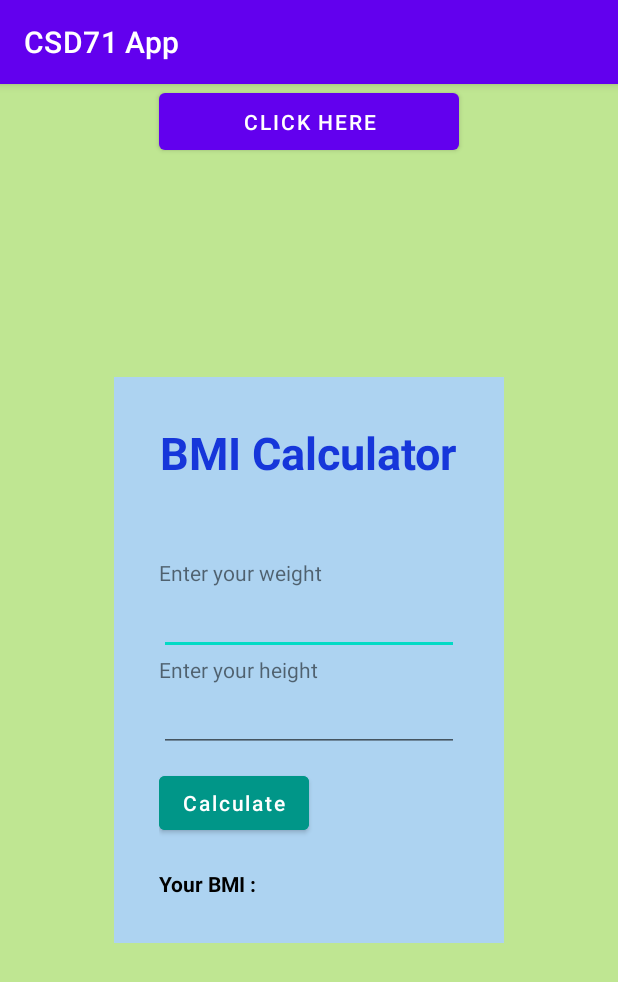
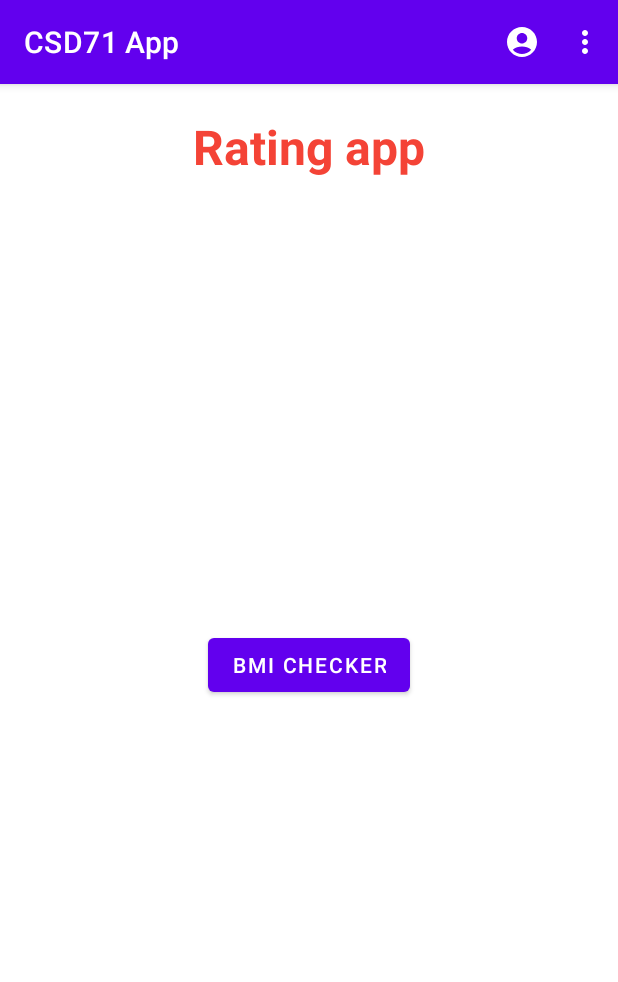
Before and after one commit to sahanyugantha/csd71-androidapp, an Android app: the screen it shows after launch (MainActivity before the commit, HomeActivity after it), on a phone screen of 412 x 824 dp. Shown: the top 982 px of the screen. Run offline under Robolectric (Android 15) with nearby library versions, the phone set to English and light mode, and no system bars.

Commit message:
new update 26 june

```diff
--- /dev/null
+++ b/app/src/main/java/com/sahan/csd71app/HomeActivity.java
@@ -0,0 +1,55 @@
+package com.sahan.csd71app;
+
+import androidx.annotation.NonNull;
+import androidx.appcompat.app.AppCompatActivity;
+
+import android.content.Intent;
+import android.os.Bundle;
+import android.view.Menu;
+import android.view.MenuItem;
+import android.view.View;
+import android.widget.Button;
+import android.widget.Toast;
+
+public class HomeActivity extends AppCompatActivity {
+
+    @Override
+    protected void onCreate(Bundle savedInstanceState) {
+        super.onCreate(savedInstanceState);
+        setContentView(R.layout.activity_home);
+
+        Button btnBmiChecker = (Button) findViewById(R.id.btnOpenBmiChecker);
+        btnBmiChecker.setOnClickListener(new View.OnClickListener() {
+            @Override
+            public void onClick(View view) {
+                Intent intent = new Intent(getApplicationContext(), MainActivity.class);
+                startActivity(intent);
+            }
+        });
+    }
+
+    @Override
+    public boolean onCreateOptionsMenu(Menu menu) {
+        MenuItem settings_item = menu.add("About");
+        getMenuInflater().inflate(R.menu.main_menu, menu);
+
+        return super.onCreateOptionsMenu(menu);
+    }
+
+    @Override
+    public boolean onOptionsItemSelected(@NonNull MenuItem item) {
+
+        int id = item.getItemId();
+
+        switch (id){
+            case R.id.menuProfile:
+                Toast.makeText(getApplicationContext(), "Profile will be visible", Toast.LENGTH_SHORT).show();
+                break;
+            case R.id.menuSettings:
+                Toast.makeText(getApplicationContext(), "Settings...", Toast.LENGTH_SHORT).show();
+                break;
+        }
+
+        return super.onOptionsItemSelected(item);
+    }
+}
--- /dev/null
+++ b/app/src/main/res/drawable/ic_baseline_account_circle_24.xml
@@ -0,0 +1,5 @@
+<vector android:height="24dp" android:tint="#FFFFFF"
+    android:viewportHeight="24" android:viewportWidth="24"
+    android:width="24dp" xmlns:android="http://schemas.android.com/apk/res/android">
+    <path android:fillColor="@android:color/white" android:pathData="M12,2C6.48,2 2,6.48 2,12s4.48,10 10,10s10,-4.48 10,-10S17.52,2 12,2zM12,6c1.93,0 3.5,1.57 3.5,3.5S13.93,13 12,13s-3.5,-1.57 -3.5,-3.5S10.07,6 12,6zM12,20c-2.03,0 -4.43,-0.82 -6.14,-2.88C7.55,15.8 9.68,15 12,15s4.45,0.8 6.14,2.12C16.43,19.18 14.03,20 12,20z"/>
+</vector>
--- /dev/null
+++ b/app/src/main/res/drawable/ic_baseline_bookmark_24.xml
@@ -0,0 +1,5 @@
+<vector android:height="24dp" android:tint="#FFFFFF"
+    android:viewportHeight="24" android:viewportWidth="24"
+    android:width="24dp" xmlns:android="http://schemas.android.com/apk/res/android">
+    <path android:fillColor="@android:color/white" android:pathData="M17,3H7c-1.1,0 -1.99,0.9 -1.99,2L5,21l7,-3 7,3V5c0,-1.1 -0.9,-2 -2,-2z"/>
+</vector>
--- /dev/null
+++ b/app/src/main/res/drawable/ic_baseline_movie_filter_24.xml
@@ -0,0 +1,5 @@
+<vector android:height="24dp" android:tint="#FFFFFF"
+    android:viewportHeight="24" android:viewportWidth="24"
+    android:width="24dp" xmlns:android="http://schemas.android.com/apk/res/android">
+    <path android:fillColor="@android:color/white" android:pathData="M18,4l2,3h-3l-2,-3h-2l2,3h-3l-2,-3L8,4l2,3L7,7L5,4L4,4c-1.1,0 -1.99,0.9 -1.99,2L2,18c0,1.1 0.9,2 2,2h16c1.1,0 2,-0.9 2,-2L22,4h-4zM11.25,15.25L10,18l-1.25,-2.75L6,14l2.75,-1.25L10,10l1.25,2.75L14,14l-2.75,1.25zM16.94,11.94L16,14l-0.94,-2.06L13,11l2.06,-0.94L16,8l0.94,2.06L19,11l-2.06,0.94z"/>
+</vector>
--- /dev/null
+++ b/app/src/main/res/drawable/ic_baseline_settings_24.xml
@@ -0,0 +1,5 @@
+<vector android:height="24dp" android:tint="#FFFFFF"
+    android:viewportHeight="24" android:viewportWidth="24"
+    android:width="24dp" xmlns:android="http://schemas.android.com/apk/res/android">
+    <path android:fillColor="@android:color/white" android:pathData="M19.14,12.94c0.04,-0.3 0.06,-0.61 0.06,-0.94c0,-0.32 -0.02,-0.64 -0.07,-0.94l2.03,-1.58c0.18,-0.14 0.23,-0.41 0.12,-0.61l-1.92,-3.32c-0.12,-0.22 -0.37,-0.29 -0.59,-0.22l-2.39,0.96c-0.5,-0.38 -1.03,-0.7 -1.62,-0.94L14.4,2.81c-0.04,-0.24 -0.24,-0.41 -0.48,-0.41h-3.84c-0.24,0 -0.43,0.17 -0.47,0.41L9.25,5.35C8.66,5.59 8.12,5.92 7.63,6.29L5.24,5.33c-0.22,-0.08 -0.47,0 -0.59,0.22L2.74,8.87C2.62,9.08 2.66,9.34 2.86,9.48l2.03,1.58C4.84,11.36 4.8,11.69 4.8,12s0.02,0.64 0.07,0.94l-2.03,1.58c-0.18,0.14 -0.23,0.41 -0.12,0.61l1.92,3.32c0.12,0.22 0.37,0.29 0.59,0.22l2.39,-0.96c0.5,0.38 1.03,0.7 1.62,0.94l0.36,2.54c0.05,0.24 0.24,0.41 0.48,0.41h3.84c0.24,0 0.44,-0.17 0.47,-0.41l0.36,-2.54c0.59,-0.24 1.13,-0.56 1.62,-0.94l2.39,0.96c0.22,0.08 0.47,0 0.59,-0.22l1.92,-3.32c0.12,-0.22 0.07,-0.47 -0.12,-0.61L19.14,12.94zM12,15.6c-1.98,0 -3.6,-1.62 -3.6,-3.6s1.62,-3.6 3.6,-3.6s3.6,1.62 3.6,3.6S13.98,15.6 12,15.6z"/>
+</vector>
--- /dev/null
+++ b/app/src/main/res/layout/activity_home.xml
@@ -0,0 +1,35 @@
+<?xml version="1.0" encoding="utf-8"?>
+<FrameLayout xmlns:android="http://schemas.android.com/apk/res/android"
+    xmlns:app="http://schemas.android.com/apk/res-auto"
+    xmlns:tools="http://schemas.android.com/tools"
+    android:layout_width="match_parent"
+    android:layout_height="match_parent"
+    tools:context=".HomeActivity">
+
+    <LinearLayout
+        android:layout_width="wrap_content"
+        android:layout_height="wrap_content"
+        android:orientation="vertical"
+        android:layout_gravity="center_horizontal"
+        android:layout_marginTop="20dp">
+
+        <TextView
+            android:layout_width="wrap_content"
+            android:layout_height="wrap_content"
+            android:text="Rating app"
+            android:textAlignment="center"
+            android:textColor="#F44336"
+            android:textSize="32sp"
+            android:textStyle="bold"/>
+
+        <Button
+            android:id="@+id/btnOpenBmiChecker"
+            android:layout_width="wrap_content"
+            android:layout_height="wrap_content"
+            android:layout_marginTop="300dp"
+            android:layout_gravity="center_horizontal"
+            android:text="BMI Checker"/>
+
+    </LinearLayout>
+
+</FrameLayout>
--- a/app/src/main/res/layout/activity_main.xml
+++ b/app/src/main/res/layout/activity_main.xml
@@ -42,6 +42,7 @@
             android:id="@+id/etWeight"
             android:layout_width="200dp"
             android:layout_height="wrap_content"
+            android:hint="Enter weight in kilogram"
             android:layout_gravity="center_horizontal"
             android:inputType="numberDecimal"
             />
@@ -55,6 +56,8 @@
             android:layout_width="200dp"
             android:layout_height="wrap_content"
             android:layout_gravity="center_horizontal"
+            android:hint="Enter height in centimeter"
+
             android:inputType="numberDecimal"
             />
         <Button
--- /dev/null
+++ b/app/src/main/res/menu/main_menu.xml
@@ -0,0 +1,19 @@
+<?xml version="1.0" encoding="utf-8"?>
+<menu xmlns:android="http://schemas.android.com/apk/res/android"
+    xmlns:app="http://schemas.android.com/apk/res-auto">
+    <item
+        android:id="@+id/menuProfile"
+        android:icon="@drawable/ic_baseline_account_circle_24"
+        android:title="Profile"
+        app:showAsAction="ifRoom"
+        />
+    <item
+        android:id="@+id/menuSettings"
+        android:icon="@drawable/ic_baseline_settings_24"
+        android:title="Settings"
+        app:showAsAction="never"/>
+    <item
+        android:id="@+id/menuExit"
+        android:title="Exit"
+        app:showAsAction="never"/>
+</menu>
```
Also changed, not shown: app/src/main/AndroidManifest.xml (+5 -4 lines), app/src/main/java/com/sahan/csd71app/MainActivity.java (+10 -2 lines), app/src/main/res/layout/list_movie_row_item.xml (added, +140 -0 lines).
